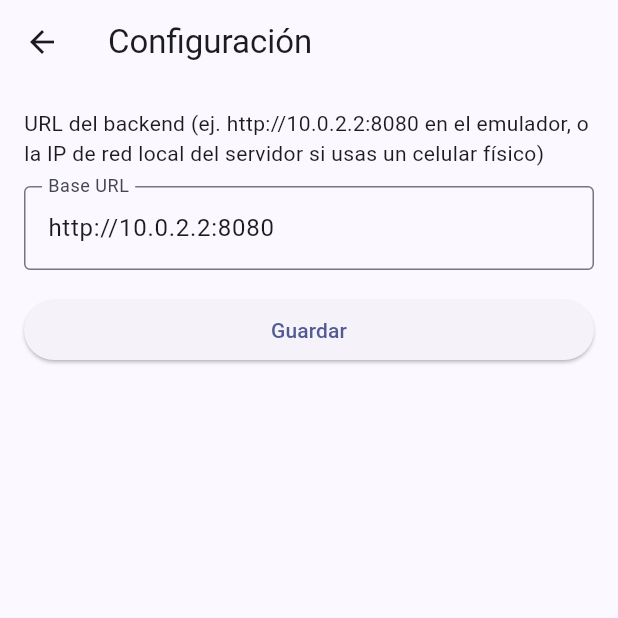
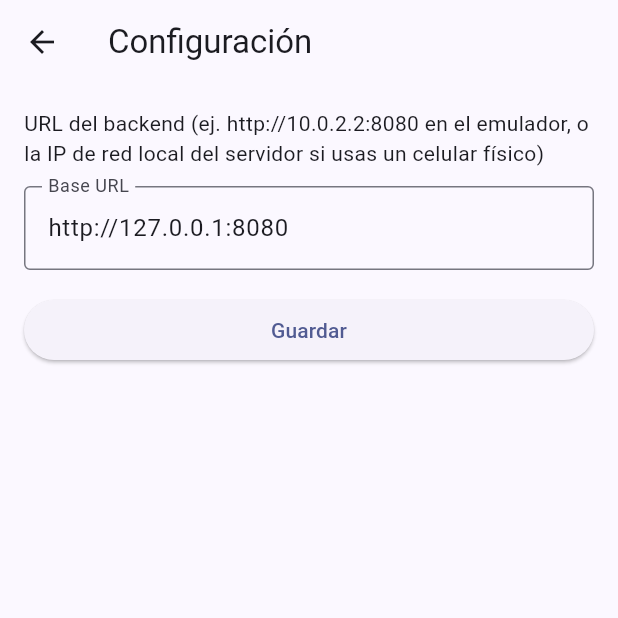
Before and after one commit to jhonatanT04/GestionMecanica, a Flutter app: the SettingsScreen screen opened directly, on a phone screen of 412 x 824 dp, the top half of it. Run offline on Flutter 3.47's test engine with Material 3 defaults, Android fonts, the phone set to English and light mode, and no system bars; our stand-ins replace image_picker, shared_preferences; missing offline and left inert: google_mlkit_text_recognition; accounts and stored records are empty.

Commit message:
fix: corrige la URL base del backend para apuntar a localhost en lugar de la IP del emulador

```diff
--- a/appmovil/lib/config/api_config.dart
+++ b/appmovil/lib/config/api_config.dart
@@ -9,7 +9,7 @@ class ApiConfig {
   // 10.0.2.2 es el alias que usa el emulador de Android para llegar al
   // localhost de la máquina host. En iOS simulator "localhost" funciona
   // directo; en un celular físico hay que apuntar a la IP LAN del backend.
-  static const defaultBaseUrl = 'http://10.0.2.2:8080';
+  static const defaultBaseUrl = 'http://127.0.0.1:8080';
 
   static const _prefsKey = 'api_base_url';
 
```
